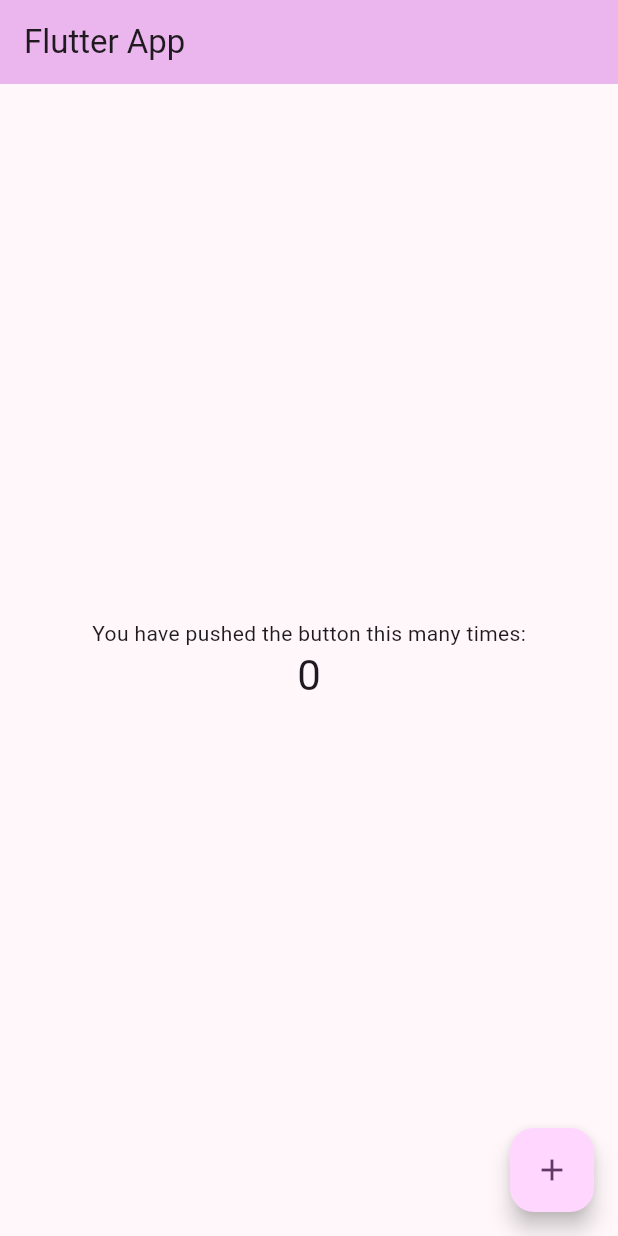
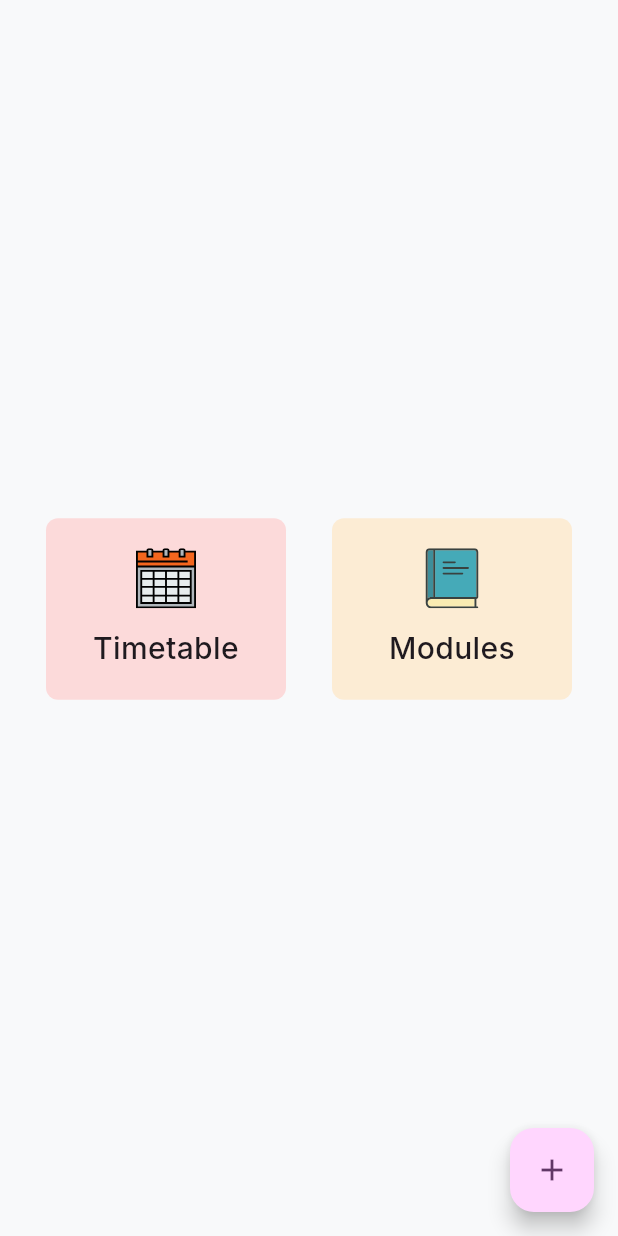
Before and after one commit to woowenjun99/schedulenus, a Flutter app: the screen it shows once a user with an empty profile is signed in, on a phone screen of 412 x 824 dp. Run offline on Flutter 3.47's test engine with Material 3 defaults, Android fonts, the phone set to English and light mode, and no system bars; our stand-ins replace dio, firebase_auth, firebase_core, flutter_riverpod, flutter_svg, form_validator and 3 more; accounts and stored records are empty; generated files the repository leaves out were written again.

Commit message:
Set up home page

```diff
--- a/lib/src/common_widgets/button.dart
+++ b/lib/src/common_widgets/button.dart
@@ -24,14 +24,8 @@ class PrimaryButton extends StatelessWidget {
           borderRadius: BorderRadius.circular(8),
           color: Theme.of(context).colorScheme.primary,
         ),
-        child: isLoading
-            ? const SizedBox(
-                height: 10,
-                width: 10,
-                child: CircularProgressIndicator(color: Colors.white),
-              )
-            : Text(
-                buttonText,
+        child: Text(
+          isLoading ? "Loading" : buttonText,
           textAlign: TextAlign.center,
           style: GoogleFonts.inter(
             fontSize: 18,
--- /dev/null
+++ b/lib/src/common_widgets/options_button.dart
@@ -0,0 +1,55 @@
+import 'package:flutter/material.dart';
+import 'package:flutter_svg/flutter_svg.dart';
+import 'package:go_router/go_router.dart';
+import 'package:google_fonts/google_fonts.dart';
+
+class OptionsButton extends StatelessWidget {
+  final String buttonName;
+  final Color color;
+  final String routeName;
+  final String svgPath;
+
+  const OptionsButton({
+    super.key,
+    required this.buttonName,
+    required this.color,
+    required this.routeName,
+    required this.svgPath,
+  });
+
+  @override
+  Widget build(BuildContext context) {
+    return InkWell(
+      onTap: () => context.goNamed(routeName),
+      child: Container(
+        width: 160,
+        decoration: BoxDecoration(
+          borderRadius: BorderRadius.circular(8),
+          color: color,
+        ),
+        child: Padding(
+          padding: const EdgeInsets.symmetric(horizontal: 16, vertical: 20),
+          child: Column(
+            crossAxisAlignment: CrossAxisAlignment.center,
+            mainAxisAlignment: MainAxisAlignment.center,
+            children: [
+              SvgPicture.asset(
+                svgPath,
+                height: 40,
+              ),
+              const SizedBox(height: 12),
+              Text(
+                buttonName,
+                style: GoogleFonts.inter(
+                  fontWeight: FontWeight.w500,
+                  fontSize: 20,
+                ),
+                textAlign: TextAlign.center,
+              ),
+            ],
+          ),
+        ),
+      ),
+    );
+  }
+}
--- /dev/null
+++ b/lib/src/routes/app_route.dart
@@ -0,0 +1,3 @@
+enum AppRoute {
+  allModules,
+}
--- a/lib/src/screens/home_screen.dart
+++ b/lib/src/screens/home_screen.dart
@@ -1,5 +1,9 @@
+import 'package:firebase_auth/firebase_auth.dart';
 import 'package:flutter/material.dart';
 import 'package:flutter_riverpod/flutter_riverpod.dart';
+import 'package:schedulenus/src/common_widgets/options_button.dart';
+
+import 'package:schedulenus/src/routes/app_route.dart';
 import 'package:schedulenus/src/services/auth/data/auth_repository.dart';
 
 class MyHomePage extends ConsumerStatefulWidget {
@@ -20,23 +24,37 @@ class _MyHomePageState extends ConsumerState<MyHomePage> {
 
   @override
   Widget build(BuildContext context) {
+    final AuthRepository authRepository = ref.watch(authRepositoryProvider);
+    final User user = authRepository.currentUser!;
+
     return Scaffold(
-      appBar: AppBar(
-        backgroundColor: Theme.of(context).colorScheme.inversePrimary,
-        title: Text(widget.title),
-      ),
-      body: Center(
+      backgroundColor: Theme.of(context).colorScheme.background,
+      body: SizedBox(
+        width: double.infinity,
+        child: Center(
           child: Column(
             mainAxisAlignment: MainAxisAlignment.center,
             children: <Widget>[
-            const Text(
-              'You have pushed the button this many times:',
+              Row(
+                mainAxisAlignment: MainAxisAlignment.spaceEvenly,
+                children: <OptionsButton>[
+                  OptionsButton(
+                    buttonName: "Timetable",
+                    color: const Color.fromRGBO(255, 197, 197, 0.6),
+                    routeName: AppRoute.allModules.name,
+                    svgPath: "images/calendar-svgrepo-com.svg",
                   ),
-            Text(
-              '$_counter',
-              style: Theme.of(context).textTheme.headlineMedium,
+                  OptionsButton(
+                    buttonName: "Modules",
+                    color: const Color.fromRGBO(255, 227, 187, 0.6),
+                    routeName: AppRoute.allModules.name,
+                    svgPath: "images/book-closed-svgrepo-com.svg",
                   ),
                 ],
+              ),
+              const SizedBox(height: 12),
+            ],
+          ),
         ),
       ),
       floatingActionButton: FloatingActionButton(
```
Also changed, not shown: pubspec.yaml (+4 -3 lines), images/book-closed-svgrepo-com.svg (added), images/calendar-svgrepo-com.svg (added), pubspec.lock, 1 other file. Lines whose indentation alone changed are shown as unchanged.
